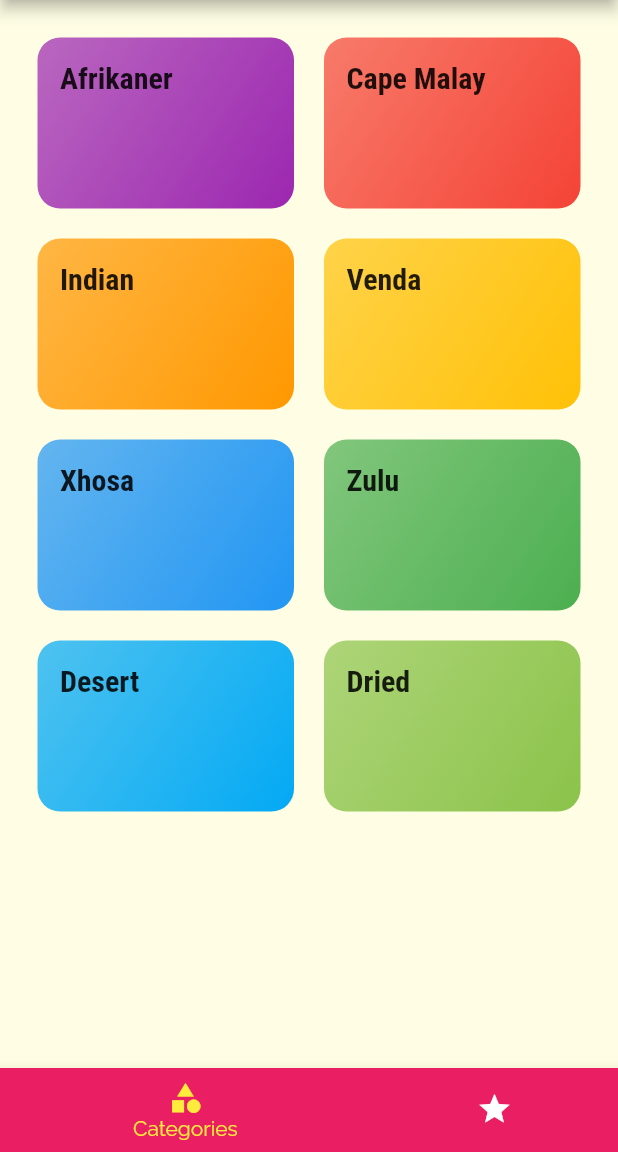
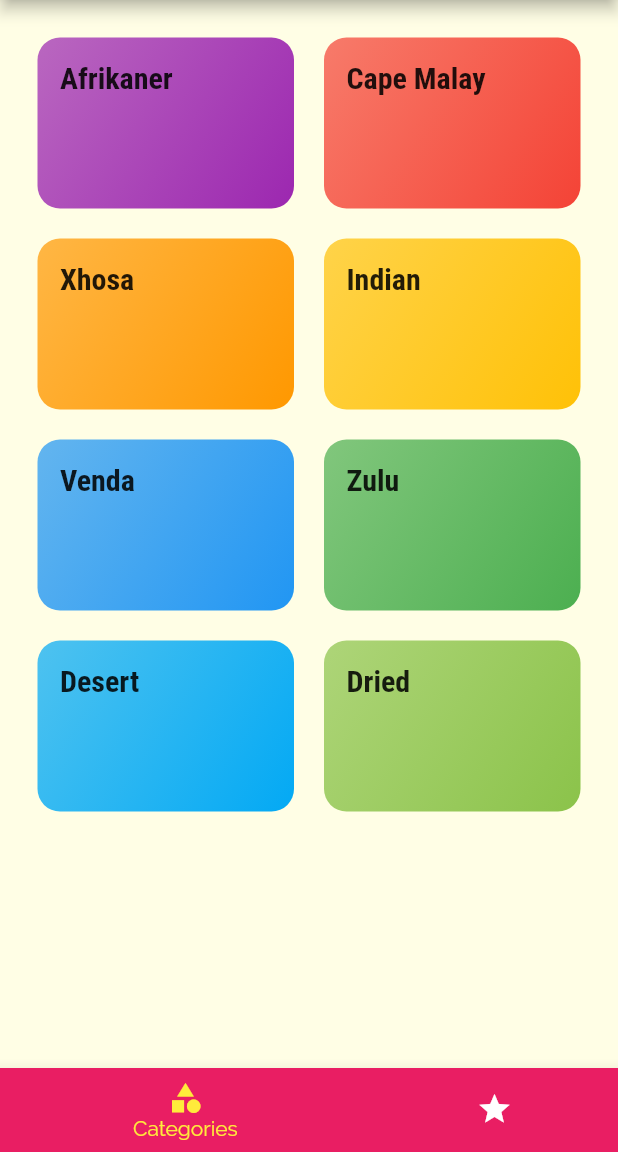
Before and after one commit to Caleb1418/south-african-recipe-app, a Flutter app: the screen it shows after launch, on a phone screen of 412 x 824 dp, the part 84-1236 px from its top. Run offline on Flutter 3.47's test engine with Material 2 defaults, Android fonts, the phone set to English and light mode, and no system bars.

Commit message:
more dummy data added

```diff
--- a/lib/dummy_data.dart
+++ b/lib/dummy_data.dart
@@ -18,17 +18,17 @@ const DUMMY_CATEGORIES = const [
   ),
   Category(
     id: 'c3',
-    title: 'Indian',
+    title: 'Xhosa',
     color: Colors.orange,
   ),
   Category(
     id: 'c4',
-    title: 'Venda',
+    title: 'Indian',
     color: Colors.amber,
   ),
   Category(
     id: 'c5',
-    title: 'Xhosa',
+    title: 'Venda',
     color: Colors.blue,
   ),
   Category(
@@ -161,72 +161,51 @@ const DUMMY_MEALS = const [
       'Now return the pan back on the stove – keep stirring constantly until in starts to bubble.',
       'Cook for about 5-6 minutes. Remove from heat and pour mixture into the baked pastry shell Sprinkle with cinnamon. Chill until ready to be served.',
     ],
-    isGlutenFree: false,
+    isGlutenFree: true,
     isVegan: false,
-    isVegetarian: false,
+    isVegetarian: true,
     isLactoseFree: false,
   ),
   Meal(
     id: 'm3',
     categories: [
       'c2',
-      'c3',
     ],
-    title: 'Classic Hamburger',
+    title: 'Bobotie',
     affordability: Affordability.Pricey,
     complexity: Complexity.Simple,
     imageUrl:
-        'https://cdn.pixabay.com/photo/2014/10/23/18/05/burger-500054_1280.jpg',
-    duration: 45,
+        'https://tasteoftheplace.com/wp-content/uploads/2017/05/Bobotie-at-TasteOfThePlace.com-IG-1024x1024.jpg?ezimgfmt=ng:webp/ngcb1',
+    duration: 110,
     ingredients: [
-      '300g Cattle Hack',
-      '1 Tomato',
-      '1 Cucumber',
-      '1 Onion',
-      'Ketchup',
-      '2 Burger Buns'
+      '3 slices of bread',
+      '1 cup + 1/2 cup milk, divided',
+      '2 tablespoons olive oil',
+      '2 large onions, roughly chopped',
+      '4 teaspoons medium curry powder',
+      '1 teaspoon dried herbs',
+      '1 teaspoon ground cumin',
+      '1/2 teaspoon ground turmeric',
+      '2 garlic cloves, finely chopped',
+      '1 1/2 pound ground beef',
+      '1/2 cup fruit chutney',
+      '1 tablespoon apricot jam',
+      'Zest and juice of one medium lemon, divided',
+      '4 teaspoon tomato paste',
+      'Salt and pepper',
+      '2 large eggs',
+      '4 bay leaves',
     ],
     steps: [
-      'Form 2 patties',
-      'Fry the patties for c. 4 minutes on each side',
-      'Quickly fry the buns for c. 1 minute on each side',
-      'Bruch buns with ketchup',
-      'Serve burger with tomato, cucumber and onion'
-    ],
-    isGlutenFree: false,
-    isVegan: false,
-    isVegetarian: false,
-    isLactoseFree: true,
-  ),
-  Meal(
-    id: 'm4',
-    categories: [
-      'c4',
-    ],
-    title: 'Wiener Schnitzel',
-    affordability: Affordability.Luxurious,
-    complexity: Complexity.Challenging,
-    imageUrl:
-        'https://cdn.pixabay.com/photo/2018/03/31/19/29/schnitzel-3279045_1280.jpg',
-    duration: 60,
-    ingredients: [
-      '8 Veal Cutlets',
-      '4 Eggs',
-      '200g Bread Crumbs',
-      '100g Flour',
-      '300ml Butter',
-      '100g Vegetable Oil',
-      'Salt',
-      'Lemon Slices'
-    ],
-    steps: [
-      'Tenderize the veal to about 2–4mm, and salt on both sides.',
-      'On a flat plate, stir the eggs briefly with a fork.',
-      'Lightly coat the cutlets in flour then dip into the egg, and finally, coat in breadcrumbs.',
-      'Heat the butter and oil in a large pan (allow the fat to get very hot) and fry the schnitzels until golden brown on both sides.',
-      'Make sure to toss the pan regularly so that the schnitzels are surrounded by oil and the crumbing becomes ‘fluffy’.',
-      'Remove, and drain on kitchen paper. Fry the parsley in the remaining oil and drain.',
-      'Place the schnitzels on awarmed plate and serve garnishedwith parsley and slices of lemon.'
+      'Preheat your oven to 350°F.',
+      'Soak the bread in 1 cup of milk',
+      'Heat the olive oil in a wide skillet set over medium heat. Once the oil is hot, add the onions, and cook until soft.',
+      'Add the curry powder, mixed herbs, ground cumin, turmeric, and garlic, and stirring constantly, allow to cook for a minute or two until the garlic is soft.',
+      'Add the ground beef, and cook, stirring frequently to break up any big chunks, until browned.',
+      'Once the beef is browned, remove the skillet from the heat, and stir in the chutney, apricot jam, all the lemon zest, half the lemon juice, tomato paste, and salt and pepper to taste. Mix well, give it a taste, and add more lemon juice, salt, and pepper as desired. It should be delightfully zingy!',
+      'Squeeze the milk from the bread, reserving the milk for later, and smooshing and tearing the bread into small pieces. Mix the bread into the beef mixture, and spread evenly into an oven-proof dish.',
+      'Strain the milk that has come from the bread, and add the remaining 1/2 cup of milk. Beat in the eggs, and season with 1/4 teaspoon salt and pepper to taste. Pour this over the meat, and decoratively scatter the bay leaves on top.',
+      'Bake, uncovered, at 350°F for 45 minutes, or until golden brown.',
     ],
     isGlutenFree: false,
     isVegan: false,
@@ -234,107 +213,148 @@ const DUMMY_MEALS = const [
     isLactoseFree: false,
   ),
   Meal(
-    id: 'm5',
+    id: 'm4',
     categories: [
-      'c2'
-          'c5',
-      'c10',
+      'c2',
     ],
-    title: 'Salad with Smoked Salmon',
+    title: 'Masala Steak',
     affordability: Affordability.Luxurious,
-    complexity: Complexity.Simple,
+    complexity: Complexity.Hard,
     imageUrl:
-        'https://cdn.pixabay.com/photo/2016/10/25/13/29/smoked-salmon-salad-1768890_1280.jpg',
-    duration: 15,
+        'https://capemalaycooking.files.wordpress.com/2022/08/img_4857.jpg?w=768',
+    duration: 60,
     ingredients: [
-      'Arugula',
-      'Lamb\'s Lettuce',
-      'Parsley',
-      'Fennel',
-      '200g Smoked Salmon',
-      'Mustard',
-      'Balsamic Vinegar',
-      'Olive Oil',
-      'Salt and Pepper'
+      '1 kg steak, cut into pieces',
+      '2 tsp steak and chops spice (masala)',
+      '2 tsp ground red chillies (or to taste)',
+      '2 tablespoons paprika',
+      '1/2 tsp black pepper',
+      '1 tsp crushed garlic',
+      '1/2 tsp crushed ginger',
+      '2 tablespoons of oil',
+      'Enough white vinegar to make a paste (add a little at a time)',
+      '2 Tbsp cooking oil',
+      '2 large onions, peeled and sliced',
+      '1 green pepper, sliced',
+      '1 red pepper, sliced',
+      '1 large tomato, chopped'
     ],
     steps: [
-      'Wash and cut salad and herbs',
-      'Dice the salmon',
-      'Process mustard, vinegar and olive oil into a dessing',
-      'Prepare the salad',
-      'Add salmon cubes and dressing'
+      'Mix all the spice ingredients into a thickish paste.',
+      'Heat 2 tablespoons oil in a large saucepan. Braise 1 & 1/2 sliced onions until golden brown.',
+      'Add 1 large chopped tomato and the sliced peppers, cook for 10 minutes',
+      'Add marinated steak and cook over medium heat for 40 minutes or until the meat is tender. ',
+      'Add the remaining half onion, stir and cook a further 5 minutes.',
     ],
     isGlutenFree: true,
     isVegan: false,
+    isVegetarian: false,
+    isLactoseFree: true,
+  ),
+  Meal(
+    id: 'm5',
+    categories: [
+      'c3',
+    ],
+    title: 'Umgqusho',
+    affordability: Affordability.Affordable,
+    complexity: Complexity.Simple,
+    imageUrl:
+        'https://www.thesouthafrican.com/wp-content/uploads/2020/07/087f68fa-umgquasho-samp-and-beans-with-lamb-and-chakalaka-800x529.jpg',
+    duration: 120,
+    ingredients: [
+      '500 g samp, well rinsed',
+      '800 g dried sugar beans, well rinsed',
+      'Water',
+      '1 small onion, chopped',
+      '½ cup leeks, chopped',
+      '2 cubes beef stock',
+      '3 tablespoons butter',
+      'salt and pepper to taste',
+    ],
+    steps: [
+      'Place the samp and beans together in a pot with water.',
+      'Cover and bring it to a boil and then reduce the heat and cook until soft for at least 2 hours. Do not stir or it will become excessively starchy.',
+      'Keep checking to ensure that the mixture does not stick at the bottom of the pot. Add water if necessary',
+      'After about an hour, add the onion, leek and stock. Allow simmering until it is soft.',
+      'Add the butter and seasoning and stir with a wooden spoon. It must not be dry.',
+      'Serve with umleqwa or lamb curry.',
+    ],
+    isGlutenFree: true,
+    isVegan: true,
     isVegetarian: true,
     isLactoseFree: true,
   ),
   Meal(
     id: 'm6',
     categories: [
-      'c6',
-      'c10',
+      'c3',
     ],
-    title: 'Delicious Orange Mousse',
+    title: 'Umphokoqo',
     affordability: Affordability.Affordable,
-    complexity: Complexity.Hard,
+    complexity: Complexity.Simple,
     imageUrl:
-        'https://cdn.pixabay.com/photo/2017/05/01/05/18/pastry-2274750_1280.jpg',
-    duration: 240,
+        'https://img.foodandhome.co.za/wp-content/uploads/2017/07/Umphokoqo.jpg',
+    duration: 45,
     ingredients: [
-      '4 Sheets of Gelatine',
-      '150ml Orange Juice',
-      '80g Sugar',
-      '300g Yoghurt',
-      '200g Cream',
-      'Orange Peel',
+      '450ml boiling water',
+      'salt, to taste',
+      '5ml (1 tsp) butter (optional)',
+      '625ml (2½ cups) mealie meal',
+      'amasi, to serve',
     ],
     steps: [
-      'Dissolve gelatine in pot',
-      'Add orange juice and sugar',
-      'Take pot off the stove',
-      'Add 2 tablespoons of yoghurt',
-      'Stir gelatin under remaining yoghurt',
-      'Cool everything down in the refrigerator',
-      'Whip the cream and lift it under die orange mass',
-      'Cool down again for at least 4 hours',
-      'Serve with orange peel',
+      'Boil the water and salt in a large pot. Add the butter to the water and allow it to melt.',
+      'Add the mealie meal. Remove from heat and stir with a fork until incorporated into a perfect, crumbly texture. Return to a low heat and cover with a lid.',
+      'Steam the maize meal, covered and over low heat, until the maize meal is cooked through, about 45 minutes. Fork through the mixture every 5 minutes to avoid big lumps from forming; rather, create small, crumbly pieces slightly bigger than couscous.',
+      'Serve with a generous dollop amasi.',
     ],
     isGlutenFree: true,
-    isVegan: false,
+    isVegan: true,
     isVegetarian: true,
     isLactoseFree: false,
   ),
   Meal(
     id: 'm7',
     categories: [
-      'c7',
+      'c4',
     ],
-    title: 'Pancakes',
-    affordability: Affordability.Affordable,
-    complexity: Complexity.Simple,
+    title: 'Bunny Chow',
+    affordability: Affordability.Luxurious,
+    complexity: Complexity.Hard,
     imageUrl:
-        'https://cdn.pixabay.com/photo/2018/07/10/21/23/pancake-3529653_1280.jpg',
-    duration: 20,
+        'https://www.unileverfoodsolutions.co.za/dam/global-ufs/mcos/SOUTH-AFRICA/calcmenu/recipes/ZA-recipes/red-meats-&-red-meat-dishes/lamb-curry-bunny-chow/main-header.jpg',
+    duration: 80,
     ingredients: [
-      '1 1/2 Cups all-purpose Flour',
-      '3 1/2 Teaspoons Baking Powder',
-      '1 Teaspoon Salt',
-      '1 Tablespoon White Sugar',
-      '1 1/4 cups Milk',
-      '1 Egg',
-      '3 Tablespoons Butter, melted',
+      '1 pound chicken thighs or breast cut in bite-sized pieces',
+      '1/2 cup canola or cooking oil',
+      '2-3 Curry leaves',
+      '1 teaspoons minced ginger',
+      '2 teaspoons minced garlic',
+      '1 Tablespoon curry powder or more',
+      '1 medium onion diced',
+      '2 medium tomatoes diced',
+      '1 cinnamon stick',
+      '1 1/2 teaspoon paprika',
+      '3 green cardamom pods lightly crushed',
+      '8 ounce or less potatoes cleaned and cut into cubes',
+      '1 15 ounce can chickpeas rinsed and drained',
+      '½ teaspoon cayenne pepper optional',
+      '11/2 cup or more chicken broth or water',
+      'Salt and pepper to taste',
+      'loaf of bread cut open',
     ],
     steps: [
-      'In a large bowl, sift together the flour, baking powder, salt and sugar.',
-      'Make a well in the center and pour in the milk, egg and melted butter; mix until smooth.',
-      'Heat a lightly oiled griddle or frying pan over medium high heat.',
-      'Pour or scoop the batter onto the griddle, using approximately 1/4 cup for each pancake. Brown on both sides and serve hot.'
+      'When ready to cook, heat up large Sauce- pan with oil, and add onions, garlic,ginger, cinnamon stick, curry leaves, cardamom pods and curry powder, stir occasionally for about 2-3 minutes until onions is translucent.',
+      'Add tomatoes followed by chicken, stir and sauté for about 2-3 more minutes. Add chicken stock/ water if necessary to prevent any burns',
+      'Next add chickpeas, potatoes and chicken broth , about 1 1 1/2 cup , add more as needed. Bring to a boil and let it simmer until sauce thickens, it might take about 25 minutes or more',
+      'Adjust for salt, pepper and stew consistency.',
+      'Place curry once done inside bread loaf',
     ],
-    isGlutenFree: true,
-    isVegan: false,
-    isVegetarian: true,
-    isLactoseFree: false,
+    isGlutenFree: false,
+    isVegan: true,
+    isVegetarian: false,
+    isLactoseFree: true,
   ),
   Meal(
     id: 'm8',
```
